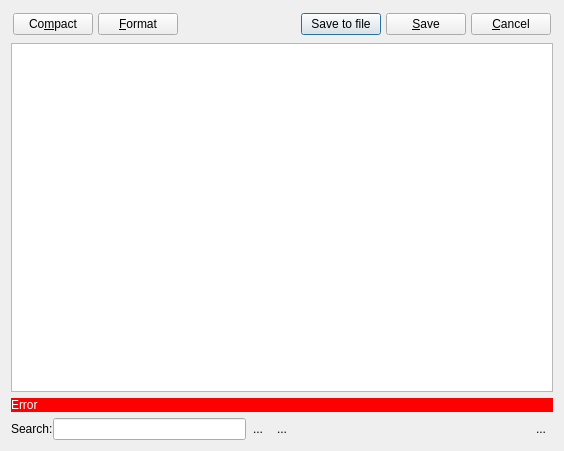
Above: shvspy/src/texteditdialog.ui from silicon-heaven/shvspy before the change. Below: the same form after it.
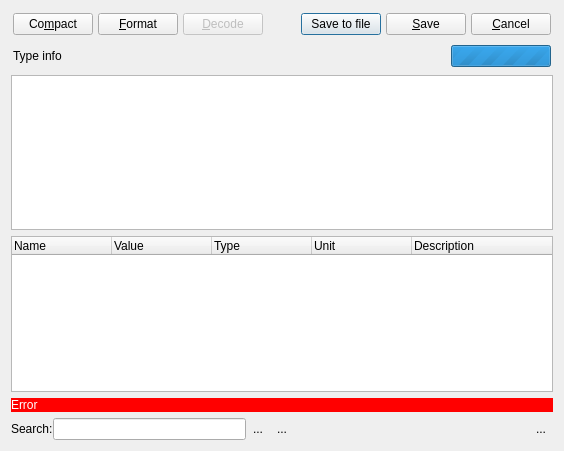
That is the form after the change. Icons and pictures are not drawn.

```diff
--- a/shvspy/src/texteditdialog.ui
+++ b/shvspy/src/texteditdialog.ui
@@ -47,6 +47,34 @@
         <property name="text">
          <string>&amp;Format</string>
         </property>
+        <property name="checkable">
+         <bool>true</bool>
+        </property>
+        <property name="autoExclusive">
+         <bool>true</bool>
+        </property>
+        <property name="autoDefault">
+         <bool>false</bool>
+        </property>
+       </widget>
+      </item>
+      <item>
+       <widget class="QPushButton" name="btDecode">
+        <property name="enabled">
+         <bool>false</bool>
+        </property>
+        <property name="toolTip">
+         <string>Show value decoded using type info</string>
+        </property>
+        <property name="text">
+         <string>&amp;Decode</string>
+        </property>
+        <property name="checkable">
+         <bool>true</bool>
+        </property>
+        <property name="autoExclusive">
+         <bool>true</bool>
+        </property>
         <property name="autoDefault">
          <bool>false</bool>
         </property>
@@ -89,9 +117,97 @@
      </layout>
     </widget>
    </item>
+   <item>
+    <widget class="QFrame" name="frmTypeInfo">
+     <layout class="QHBoxLayout" name="horizontalLayout_4">
+      <property name="spacing">
+       <number>5</number>
+      </property>
+      <property name="leftMargin">
+       <number>2</number>
+      </property>
+      <property name="topMargin">
+       <number>2</number>
+      </property>
+      <property name="rightMargin">
+       <number>2</number>
+      </property>
+      <property name="bottomMargin">
+       <number>2</number>
+      </property>
+      <item>
+       <widget class="QLabel" name="lblTypeInfo">
+        <property name="sizePolicy">
+         <sizepolicy hsizetype="Expanding" vsizetype="Preferred">
+          <horstretch>0</horstretch>
+          <verstretch>0</verstretch>
+         </sizepolicy>
+        </property>
+        <property name="text">
+         <string notr="true">Type info</string>
+        </property>
+        <property name="wordWrap">
+         <bool>true</bool>
+        </property>
+        <property name="textInteractionFlags">
+         <set>Qt::TextInteractionFlag::TextSelectableByMouse</set>
+        </property>
+       </widget>
+      </item>
+      <item>
+       <widget class="QProgressBar" name="pbTypeInfo">
+        <property name="maximumSize">
+         <size>
+          <width>100</width>
+          <height>16777215</height>
+         </size>
+        </property>
+        <property name="maximum">
+         <number>0</number>
+        </property>
+        <property name="textVisible">
+         <bool>false</bool>
+        </property>
+       </widget>
+      </item>
+     </layout>
+    </widget>
+   </item>
    <item>
     <widget class="QPlainTextEdit" name="plainTextEdit"/>
    </item>
+   <item>
+    <widget class="QTreeWidget" name="twValue">
+     <property name="alternatingRowColors">
+      <bool>true</bool>
+     </property>
+     <column>
+      <property name="text">
+       <string>Name</string>
+      </property>
+     </column>
+     <column>
+      <property name="text">
+       <string>Value</string>
+      </property>
+     </column>
+     <column>
+      <property name="text">
+       <string>Type</string>
+      </property>
+     </column>
+     <column>
+      <property name="text">
+       <string>Unit</string>
+      </property>
+     </column>
+     <column>
+      <property name="text">
+       <string>Description</string>
+      </property>
+     </column>
+    </widget>
+   </item>
    <item>
     <widget class="QLabel" name="lblError">
      <property name="styleSheet">
```
Left out of the diff: 6 changed lines with no effect on the pictures.
